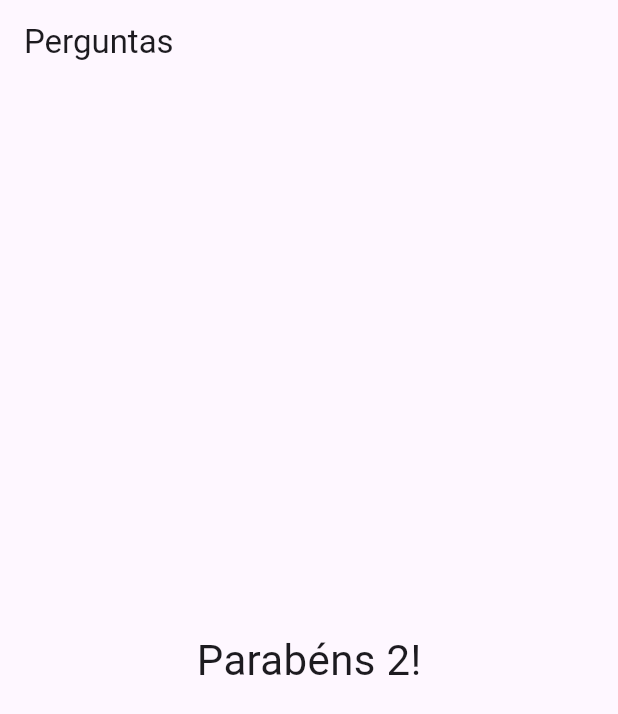
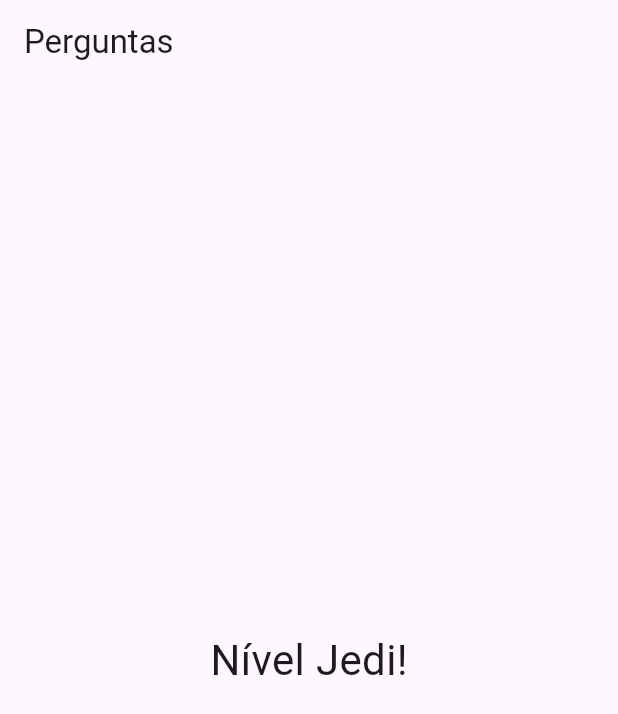
Before and after one commit to jSantini/curso_flutter, a Flutter app: the screen it shows after launch, after a tap on "Preto", after a tap on "Cobra", after a tap on "Maria", on a phone screen of 412 x 824 dp. Shown: the top 714 px of the screen. Run offline on Flutter 3.47's test engine with Material 3 defaults, Android fonts, the phone set to English and light mode, and no system bars.

Commit message:
Add result text

```diff
--- a/modulo_2/project_perguntas/lib/main.dart
+++ b/modulo_2/project_perguntas/lib/main.dart
@@ -64,7 +64,7 @@ class _PerguntaAppState extends State<PerguntaApp> {
                 questionSelected: _perguntaSelecionada,
                 toAnswer: _responder,
               )
-            : Result(),
+            : Result(_totalPoints),
       ),
     );
   }
--- a/modulo_2/project_perguntas/lib/result.dart
+++ b/modulo_2/project_perguntas/lib/result.dart
@@ -1,10 +1,24 @@
 import 'package:flutter/material.dart';
 
 class Result extends StatelessWidget {
-  const Result({super.key});
+  final int points;
+
+  Result(this.points);
+
+  String get textResult {
+    if (points < 8) {
+      return 'Parabéns!';
+    } else if (points < 12) {
+      return 'Você é bom';
+    } else if (points < 16) {
+      return 'Impressionante';
+    } else {
+      return 'Nível Jedi!';
+    }
+  }
 
   @override
   Widget build(BuildContext context) {
-    return Center(child: Text('Parabéns 2!', style: TextStyle(fontSize: 28)));
+    return Center(child: Text(textResult, style: TextStyle(fontSize: 28)));
   }
 }
```
